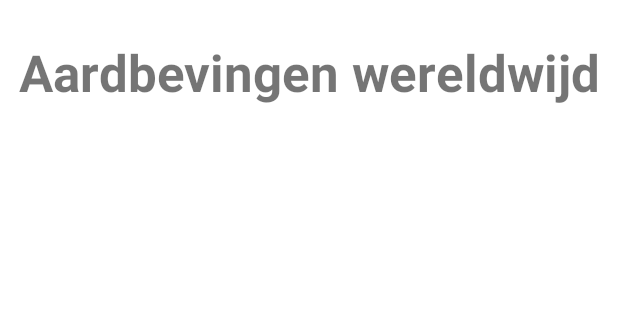
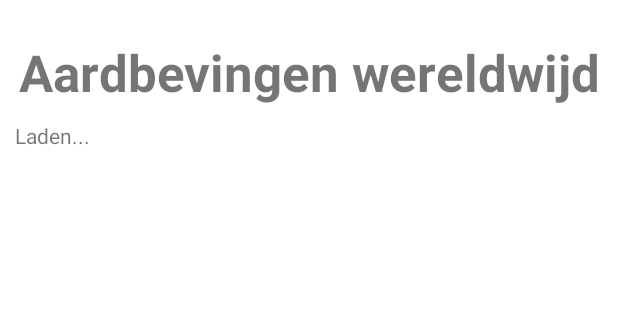
Before and after one commit to AidenRaaphorst/android-weather-app, an Android app: the layout activity_earthquakes_worldwide.xml on its own in the app's theme, with its tools: preview values and no code run, on a phone screen of 412 x 824 dp. Shown: the top 318 px of the screen. Run offline under Robolectric (Android 15) with nearby library versions, the phone set to English and light mode, and no system bars; network calls fail.

Commit message:
Add loading message in portrait mode

```diff
--- a/app/src/main/res/layout/activity_earthquakes_worldwide.xml
+++ b/app/src/main/res/layout/activity_earthquakes_worldwide.xml
@@ -18,7 +18,7 @@
             android:textSize="16sp" />
 
     <TextView
-            android:text="Aardbevingen wereldwijd"
+            android:text="@string/earthquakes_worldwide_title"
             android:layout_width="wrap_content"
             android:layout_height="wrap_content"
             android:id="@+id/earthquakesWorldwideTitle"
@@ -49,7 +49,14 @@
                 android:layout_width="match_parent"
                 android:layout_height="wrap_content"
                 android:orientation="vertical"
-                android:id="@+id/wwSvLayout" />
+                android:id="@+id/wwSvLayout" >
+
+            <TextView
+                    android:text="@string/loading"
+                    android:layout_width="match_parent"
+                    android:layout_height="wrap_content"
+                    android:id="@+id/loading" />
+        </LinearLayout>
     </ScrollView>
 
 </androidx.constraintlayout.widget.ConstraintLayout>
```
Also changed, not shown: app/src/main/res/layout/activity_earthquakes_netherlands.xml (+8 -1 lines).
